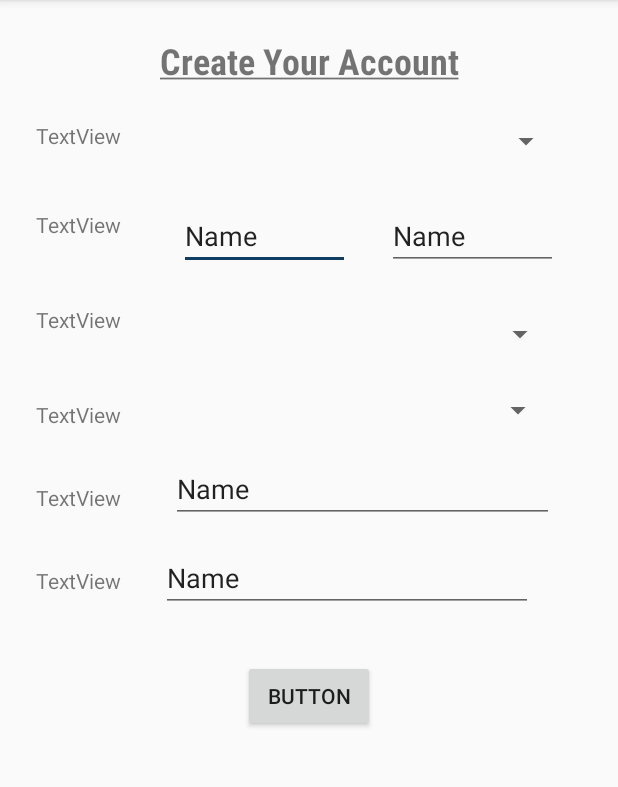
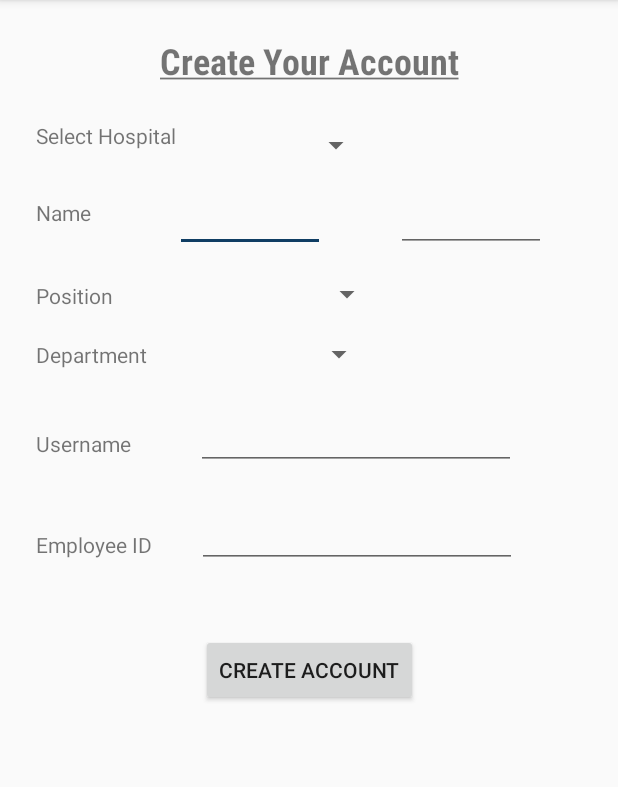
Before and after one commit to Alphonso74/Patient-Monitoring-Application-, an Android app: the createAccount screen opened directly, with no data from a screen before it, on a phone screen of 412 x 824 dp, the part 84-871 px from its top. Run offline under Robolectric (Android 15) with nearby library versions, the phone set to English and light mode, and no system bars; our stand-ins replace Firebase (no records; nobody signed in at launch, a user with empty details on screens opened directly); libraries missing offline, so code that uses them is left out: com.firebase.client; 2 statements that could not run were skipped.

Commit message:
Init push

```diff
--- a/app/src/main/AndroidManifest.xml
+++ b/app/src/main/AndroidManifest.xml
@@ -9,6 +9,7 @@
         android:roundIcon="@mipmap/ic_launcher_round"
         android:supportsRtl="true"
         android:theme="@style/AppTheme">
+
         <activity
             android:name=".patientListActivity"
             android:label="@string/title_patient_list"
@@ -33,5 +34,5 @@
             </intent-filter>
         </activity>
     </application>
-
+    <uses-permission android:name="android.permission.INTERNET" />
 </manifest>
--- a/app/src/main/java/psu/ajm6684/patientmonitoringsystem/createAccount/createAccount.java
+++ b/app/src/main/java/psu/ajm6684/patientmonitoringsystem/createAccount/createAccount.java
@@ -1,16 +1,109 @@
 package psu.ajm6684.patientmonitoringsystem.createAccount;
 
+import androidx.annotation.NonNull;
 import androidx.appcompat.app.AppCompatActivity;
 
+import android.content.Intent;
+import android.database.sqlite.SQLiteDatabase;
 import android.os.Bundle;
+import android.util.Log;
+import android.view.View;
+import android.widget.Button;
+import android.widget.EditText;
+import android.widget.Toast;
+import java.sql.Connection;
+import java.sql.DriverManager;
+import java.sql.SQLException;
+
+
+
+
+import java.util.HashMap;
+import java.util.Map;
+
+import com.firebase.client.Firebase;
+import com.google.firebase.database.DatabaseReference;
+
+
+import com.google.firebase.auth.FirebaseAuth;
+import com.google.firebase.auth.FirebaseUser;
+import com.google.firebase.database.FirebaseDatabase;
+import com.google.firebase.firestore.FirebaseFirestore;
+
+import java.util.Map;
+import java.util.HashMap;
+import com.google.android.gms.dynamic.ObjectWrapper;
+import com.google.android.gms.tasks.OnFailureListener;
+import com.google.android.gms.tasks.OnSuccessListener;
+import com.google.firebase.firestore.FirebaseFirestore;
 
 import psu.ajm6684.patientmonitoringsystem.R;
+import psu.ajm6684.patientmonitoringsystem.ui.login.User;
 
 public class createAccount extends AppCompatActivity {
+
+    private static final String KEY_FNAME = "First Name";
+    private static final String KEY_LNAME = "Last Name";
+    private static final String KEY_UNAME = "User Name";
+    private static final String KEY_EID = "Employee ID";
+
+    private FirebaseAuth auth;
+    private EditText firstName;
+    private EditText lastName;
+    private EditText userName;
+    private EditText employeeID;
+    private Button submit;
+    private DatabaseReference mDatabase;
+    private Firebase mRef;
+
+    private FirebaseFirestore db = FirebaseFirestore.getInstance();
 
     @Override
     protected void onCreate(Bundle savedInstanceState) {
         super.onCreate(savedInstanceState);
         setContentView(R.layout.activity_create_account);
+
+        Firebase.setAndroidContext(this);
+
+        mRef = new Firebase("https://patient-monitoring-syste-39706.firebaseio.com/");
+
+        firstName = (EditText) findViewById(R.id.editText);
+        lastName = (EditText) findViewById(R.id.editText2);
+        userName = (EditText) findViewById(R.id.editText3);
+        employeeID = (EditText) findViewById(R.id.editText4);
+        submit = (Button) findViewById(R.id.button);
+
+        submit.setOnClickListener(new View.OnClickListener() {
+            @Override
+            public void onClick(View v) {
+
+                SQLiteDatabase mydatabase = openOrCreateDatabase("Patient Monitoring System",MODE_PRIVATE,null);
+
+//                Map<String,Object> myMap = new HashMap<String,Object>();
+//
+//                String fname = firstName.getText().toString();
+//                String lname = lastName.getText().toString();
+//                String uName = userName.getText().toString();
+//                String eID = employeeID.getText().toString();
+//
+//                myMap.put(KEY_FNAME,fname);
+//                myMap.put(KEY_LNAME,lname);
+//                myMap.put(KEY_UNAME,uName);
+//                myMap.put(KEY_EID,eID);
+//
+////                db.collection("demoProviders").document("First Provider");
+//
+//                db.collection("Doctors").document().set(myMap);
+
+            }
+        });
+
+
     }
+
+
+
+
+
+
 }
--- a/app/src/main/res/layout/activity_create_account.xml
+++ b/app/src/main/res/layout/activity_create_account.xml
@@ -22,87 +22,93 @@
 
     <TextView
         android:id="@+id/textView2"
-        android:layout_width="63dp"
-        android:layout_height="27dp"
+        android:layout_width="wrap_content"
+        android:layout_height="wrap_content"
         android:layout_marginStart="24dp"
         android:layout_marginLeft="24dp"
         android:layout_marginTop="24dp"
-        android:text="TextView"
+        android:text="Select Hospital"
         app:layout_constraintStart_toStartOf="parent"
         app:layout_constraintTop_toBottomOf="@+id/textView" />
 
     <Spinner
         android:id="@+id/spinner"
-        android:layout_width="250dp"
-        android:layout_height="27dp"
+        android:layout_width="wrap_content"
+        android:layout_height="wrap_content"
         android:layout_marginStart="32dp"
         android:layout_marginLeft="32dp"
-        android:layout_marginTop="24dp"
+        android:layout_marginTop="28dp"
         android:layout_marginEnd="32dp"
         android:layout_marginRight="32dp"
         app:layout_constraintEnd_toEndOf="parent"
+        app:layout_constraintHorizontal_bias="0.279"
         app:layout_constraintStart_toEndOf="@+id/textView2"
         app:layout_constraintTop_toBottomOf="@+id/textView" />
 
     <TextView
         android:id="@+id/textView3"
-        android:layout_width="63dp"
-        android:layout_height="27dp"
+        android:layout_width="wrap_content"
+        android:layout_height="wrap_content"
         android:layout_marginStart="24dp"
         android:layout_marginLeft="24dp"
         android:layout_marginTop="32dp"
-        android:text="TextView"
+        android:text="Name"
         app:layout_constraintStart_toStartOf="parent"
         app:layout_constraintTop_toBottomOf="@+id/textView2" />
 
     <EditText
         android:id="@+id/editText"
-        android:layout_width="114dp"
-        android:layout_height="40dp"
-        android:layout_marginStart="32dp"
-        android:layout_marginLeft="32dp"
-        android:layout_marginTop="32dp"
+        android:layout_width="100dp"
+        android:layout_height="47dp"
+        android:layout_marginStart="24dp"
+        android:layout_marginLeft="24dp"
+        android:layout_marginTop="12dp"
+        android:layout_marginEnd="8dp"
+        android:layout_marginRight="8dp"
         android:ems="10"
         android:inputType="textPersonName"
-        android:text="Name"
+        app:layout_constraintEnd_toStartOf="@+id/editText2"
         app:layout_constraintStart_toEndOf="@+id/textView3"
         app:layout_constraintTop_toBottomOf="@+id/spinner" />
 
     <EditText
         android:id="@+id/editText2"
-        android:layout_width="114dp"
-        android:layout_height="40dp"
-        android:layout_marginTop="32dp"
+        android:layout_width="100dp"
+        android:layout_height="47dp"
+        android:layout_marginStart="8dp"
+        android:layout_marginLeft="8dp"
+        android:layout_marginTop="12dp"
         android:layout_marginEnd="16dp"
         android:layout_marginRight="16dp"
         android:ems="10"
         android:inputType="textPersonName"
-        android:text="Name"
         app:layout_constraintEnd_toEndOf="parent"
+        app:layout_constraintHorizontal_bias="0.551"
         app:layout_constraintStart_toEndOf="@+id/editText"
         app:layout_constraintTop_toBottomOf="@+id/spinner" />
 
     <TextView
         android:id="@+id/textView4"
-        android:layout_width="63dp"
-        android:layout_height="27dp"
+        android:layout_width="wrap_content"
+        android:layout_height="wrap_content"
         android:layout_marginStart="24dp"
         android:layout_marginLeft="24dp"
         android:layout_marginTop="36dp"
-        android:text="TextView"
+        android:text="Position"
         app:layout_constraintStart_toStartOf="parent"
         app:layout_constraintTop_toBottomOf="@+id/textView3" />
 
     <Spinner
         android:id="@+id/spinner2"
-        android:layout_width="258dp"
-        android:layout_height="21dp"
+        android:layout_width="wrap_content"
+        android:layout_height="wrap_content"
         android:layout_marginStart="24dp"
         android:layout_marginLeft="24dp"
-        android:layout_marginTop="32dp"
+        android:layout_marginTop="16dp"
         android:layout_marginEnd="40dp"
         android:layout_marginRight="40dp"
         app:layout_constraintEnd_toEndOf="parent"
+        app:layout_constraintHorizontal_bias="0.48"
         app:layout_constraintStart_toEndOf="@+id/textView4"
         app:layout_constraintTop_toBottomOf="@+id/editText" />
 
@@ -112,21 +118,22 @@
         android:layout_height="wrap_content"
         android:layout_marginStart="24dp"
         android:layout_marginLeft="24dp"
-        android:layout_marginTop="36dp"
-        android:text="TextView"
+        android:layout_marginTop="20dp"
+        android:text="Department"
         app:layout_constraintStart_toStartOf="parent"
         app:layout_constraintTop_toBottomOf="@+id/textView4" />
 
     <Spinner
         android:id="@+id/spinner3"
-        android:layout_width="262dp"
-        android:layout_height="24dp"
+        android:layout_width="wrap_content"
+        android:layout_height="wrap_content"
         android:layout_marginStart="24dp"
         android:layout_marginLeft="24dp"
-        android:layout_marginTop="28dp"
+        android:layout_marginTop="16dp"
         android:layout_marginEnd="40dp"
         android:layout_marginRight="40dp"
         app:layout_constraintEnd_toEndOf="parent"
+        app:layout_constraintHorizontal_bias="0.395"
         app:layout_constraintStart_toEndOf="@+id/textView5"
         app:layout_constraintTop_toBottomOf="@+id/spinner2" />
 
@@ -136,24 +143,24 @@
         android:layout_height="wrap_content"
         android:layout_marginStart="24dp"
         android:layout_marginLeft="24dp"
-        android:layout_marginTop="36dp"
-        android:text="TextView"
+        android:layout_marginTop="40dp"
+        android:text="Username"
         app:layout_constraintStart_toStartOf="parent"
         app:layout_constraintTop_toBottomOf="@+id/textView5" />
 
     <EditText
         android:id="@+id/editText3"
-        android:layout_width="255dp"
-        android:layout_height="39dp"
+        android:layout_width="wrap_content"
+        android:layout_height="wrap_content"
         android:layout_marginStart="32dp"
         android:layout_marginLeft="32dp"
-        android:layout_marginTop="24dp"
+        android:layout_marginTop="20dp"
         android:layout_marginEnd="41dp"
         android:layout_marginRight="41dp"
         android:ems="10"
         android:inputType="textPersonName"
-        android:text="Name"
         app:layout_constraintEnd_toEndOf="parent"
+        app:layout_constraintHorizontal_bias="0.305"
         app:layout_constraintStart_toEndOf="@+id/textView6"
         app:layout_constraintTop_toBottomOf="@+id/spinner3" />
 
@@ -163,15 +170,15 @@
         android:layout_height="wrap_content"
         android:layout_marginStart="24dp"
         android:layout_marginLeft="24dp"
-        android:layout_marginTop="36dp"
-        android:text="TextView"
+        android:layout_marginTop="48dp"
+        android:text="Employee ID"
         app:layout_constraintStart_toStartOf="parent"
         app:layout_constraintTop_toBottomOf="@+id/textView6" />
 
     <EditText
         android:id="@+id/editText4"
-        android:layout_width="248dp"
-        android:layout_height="39dp"
+        android:layout_width="wrap_content"
+        android:layout_height="wrap_content"
         android:layout_marginStart="32dp"
         android:layout_marginLeft="32dp"
         android:layout_marginTop="20dp"
@@ -179,7 +186,6 @@
         android:layout_marginRight="78dp"
         android:ems="10"
         android:inputType="textPersonName"
-        android:text="Name"
         app:layout_constraintEnd_toEndOf="parent"
         app:layout_constraintHorizontal_bias="0.2"
         app:layout_constraintStart_toEndOf="@+id/textView7"
@@ -189,9 +195,10 @@
         android:id="@+id/button"
         android:layout_width="wrap_content"
         android:layout_height="wrap_content"
-        android:layout_marginTop="32dp"
-        android:text="Button"
+        android:layout_marginTop="44dp"
+        android:text="Create Account"
         app:layout_constraintEnd_toEndOf="parent"
+        app:layout_constraintHorizontal_bias="0.501"
         app:layout_constraintStart_toStartOf="parent"
         app:layout_constraintTop_toBottomOf="@+id/editText4" />
 </androidx.constraintlayout.widget.ConstraintLayout>
```
Also changed, not shown: app/build.gradle (+48 -9 lines), app/src/main/java/psu/ajm6684/patientmonitoringsystem/databaseHandler.java (added, +14 -0 lines), app/src/main/java/psu/ajm6684/patientmonitoringsystem/ui/login/User.java (added, +84 -0 lines), build.gradle (+22 -0 lines), 2 other files.
